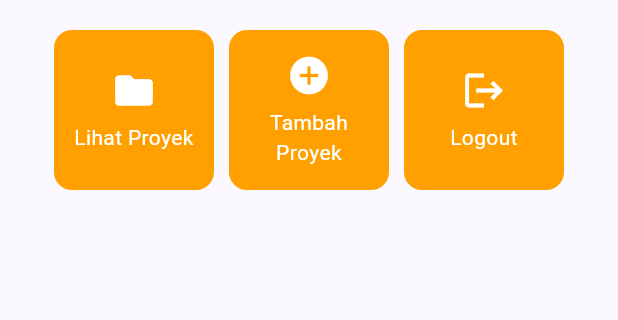
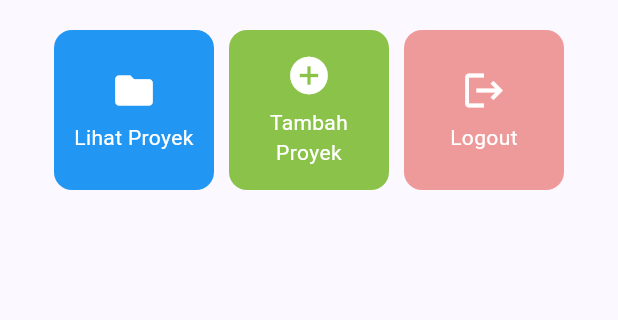
Before and after one commit to fandar25/myportofolio_mobile, a Flutter app: the screen it shows after launch, on a phone screen of 412 x 824 dp, the part 417-737 px from its top. Run offline on Flutter 3.47's test engine with Material 3 defaults, Android fonts, the phone set to English and light mode, and no system bars.

Commit message:
Tugas Individu 7: Basic Flutter

```diff
--- a/lib/menu.dart
+++ b/lib/menu.dart
@@ -8,9 +8,9 @@ class MyHomePage extends StatelessWidget {
   final String kelas = "PBP F";
 
   final List<ItemHomepage> items = [
-    ItemHomepage("Lihat Proyek", Icons.folder),
-    ItemHomepage("Tambah Proyek", Icons.add_circle),
-    ItemHomepage("Logout", Icons.logout),
+    ItemHomepage("Lihat Proyek", Icons.folder, Colors.blue),
+    ItemHomepage("Tambah Proyek", Icons.add_circle, Colors.lightGreen),
+    ItemHomepage("Logout", Icons.logout, Colors.red.shade200),
   ];
 
   @override
@@ -119,8 +119,9 @@ class InfoCard extends StatelessWidget {
 class ItemHomepage {
   final String name;
   final IconData icon;
+  final Color color;
 
-  ItemHomepage(this.name, this.icon);
+  ItemHomepage(this.name, this.icon, this.color);
 }
 
 class ItemCard extends StatelessWidget {
@@ -132,7 +133,7 @@ class ItemCard extends StatelessWidget {
   Widget build(BuildContext context) {
     return Material(
       // Menggunakan warna sekunder dari skema tema aplikasi.
-      color: Theme.of(context).colorScheme.secondary,
+      color: item.color,
       borderRadius: BorderRadius.circular(12),
       child: InkWell(
         // Aksi ketika kartu ditekan oleh pengguna.
```
